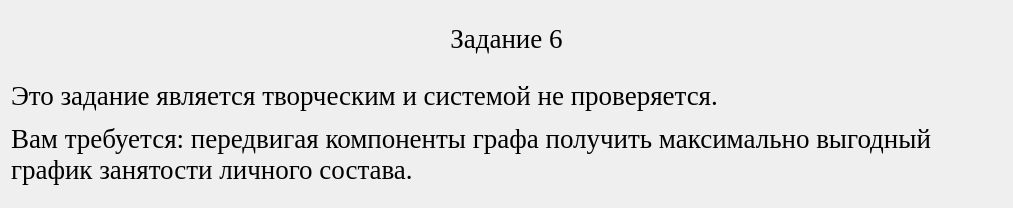
IvaMarin/Project-Network-Diagram-App, file qt_designer_ui/TextTask6.ui: the form before one commit.
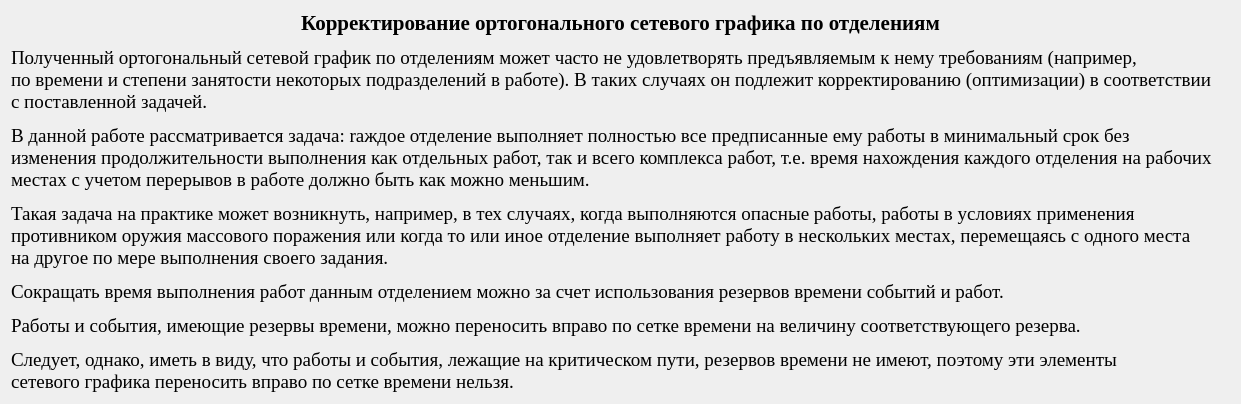
The form after the commit.

What changed in the file:
```diff
--- a/qt_designer_ui/TextTask6.ui
+++ b/qt_designer_ui/TextTask6.ui
@@ -6,8 +6,8 @@
    <rect>
     <x>0</x>
     <y>0</y>
-    <width>1013</width>
-    <height>208</height>
+    <width>1241</width>
+    <height>400</height>
    </rect>
   </property>
   <property name="windowTitle">
@@ -22,7 +22,7 @@
       </font>
      </property>
      <property name="text">
-      <string>&lt;html&gt;&lt;head/&gt;&lt;body&gt;&lt;p align=&quot;center&quot;&gt;&lt;span style=&quot; font-size:20pt;&quot;&gt;Задание 6&lt;br/&gt;&lt;/span&gt;&lt;/p&gt;&lt;p&gt;&lt;span style=&quot; font-size:20pt;&quot;&gt;Это задание является творческим и системой не проверяется.&lt;/span&gt;&lt;/p&gt;&lt;p&gt;&lt;span style=&quot; font-size:20pt;&quot;&gt;Вам требуется: передвигая компоненты графа получить максимально выгодный&lt;br/&gt;график занятости личного состава.&lt;/span&gt;&lt;/p&gt;&lt;/body&gt;&lt;/html&gt;</string>
+      <string>&lt;html&gt;&lt;head/&gt;&lt;body&gt;&lt;p align=&quot;center&quot;&gt;&lt;span style=&quot; font-size:16pt; font-weight:600;&quot;&gt;Корректирование ортогонального сетевого графика по отделениям&lt;/span&gt;&lt;/p&gt;&lt;p align=&quot;justify&quot;&gt;&lt;span style=&quot; font-size:14pt;&quot;&gt;          Полученный ортогональный сетевой график по отделениям может часто не удовлетворять предъявляемым к нему требованиям (например, &lt;br/&gt;по времени и степени занятости некоторых подразделений в работе). В таких случаях он подлежит корректированию (оптимизации) в соответствии &lt;br/&gt;с поставленной задачей.&lt;/span&gt;&lt;/p&gt;&lt;p align=&quot;justify&quot;&gt;&lt;span style=&quot; font-size:14pt;&quot;&gt;          В данной работе рассматривается задача: rаждое отделение выполняет полностью все предписанные ему работы в минимальный срок без &lt;br/&gt;изменения продолжительности выполнения как отдельных работ, так и всего комплекса работ, т.е. время нахождения каждого отделения на рабочих&lt;br/&gt;местах с учетом перерывов в работе должно быть как можно меньшим.&lt;/span&gt;&lt;/p&gt;&lt;p align=&quot;justify&quot;&gt;&lt;span style=&quot; font-size:14pt;&quot;&gt;          Такая задача на практике может возникнуть, например, в тех случаях, когда выполняются опасные работы, работы в условиях применения &lt;br/&gt;противником оружия массового поражения или когда то или иное отделение выполняет работу в нескольких местах, перемещаясь с одного места &lt;br/&gt;на другое по мере выполнения своего задания.&lt;/span&gt;&lt;/p&gt;&lt;p align=&quot;justify&quot;&gt;&lt;span style=&quot; font-size:14pt;&quot;&gt;          Сокращать время выполнения работ данным отделением можно за счет использования резервов времени событий и работ. &lt;/span&gt;&lt;/p&gt;&lt;p align=&quot;justify&quot;&gt;&lt;span style=&quot; font-size:14pt;&quot;&gt;          Работы и события, имеющие резервы времени, можно переносить вправо по сетке времени на величину соответствующего резерва.&lt;/span&gt;&lt;/p&gt;&lt;p align=&quot;justify&quot;&gt;&lt;span style=&quot; font-size:14pt;&quot;&gt;          Следует, однако, иметь в виду, что работы и события, лежащие на критическом пути, резервов времени не имеют, поэтому эти элементы &lt;br/&gt;сетевого графика переносить вправо по сетке времени нельзя.&lt;/span&gt;&lt;/p&gt;&lt;/body&gt;&lt;/html&gt;</string>
      </property>
     </widget>
    </item>
```
